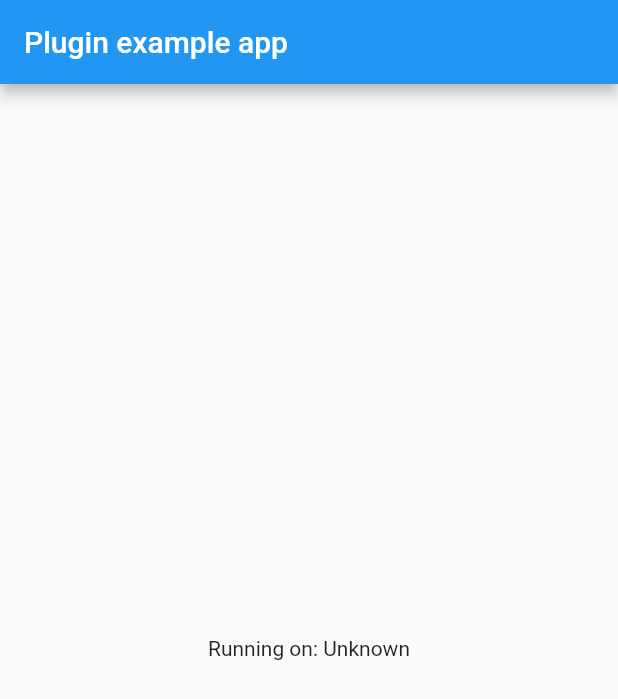
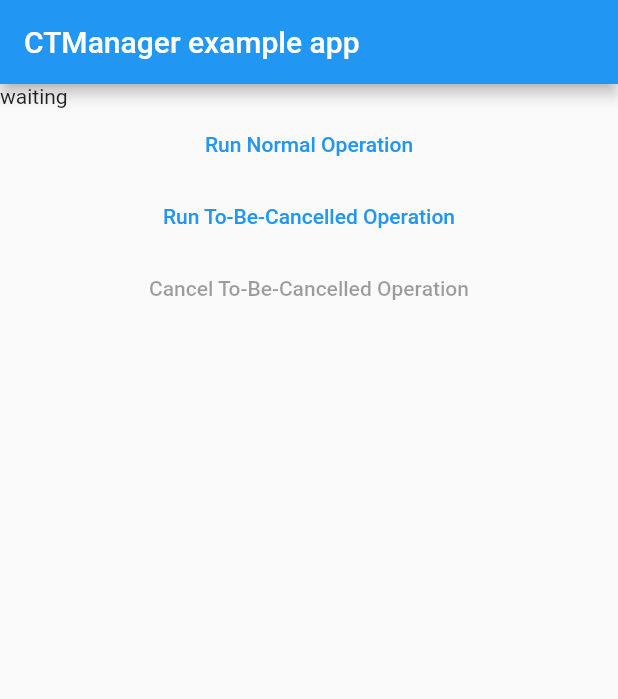
Before and after one commit to iandis/ctmanager, a Flutter app: the screen it shows after launch, on a phone screen of 412 x 824 dp. Shown: the top 699 px of the screen. Run offline on Flutter 3.47's test engine with Material 2 defaults, Android fonts, the phone set to English and light mode, and no system bars.

Commit message:
added example widget

```diff
--- a/example/lib/main.dart
+++ b/example/lib/main.dart
@@ -1,7 +1,5 @@
 import 'package:flutter/material.dart';
-import 'dart:async';
 
-import 'package:flutter/services.dart';
 import 'package:ctmanager/ctmanager.dart';
 
 void main() {
@@ -14,34 +12,57 @@ class MyApp extends StatefulWidget {
 }
 
 class _MyAppState extends State<MyApp> {
-  String _platformVersion = 'Unknown';
+  bool _isBusy = false;
+  bool _isToBeCancelledOperation = false;
+  String _operationState = 'waiting';
 
-  @override
-  void initState() {
-    super.initState();
-    initPlatformState();
+  void _normalOperation() {
+    if (_isBusy) return;
+    setState(() {
+      _operationState = 'normal operation executed';
+      _isBusy = true;
+    });
+    CTManager.I.run(
+      token: 'normal',
+      operation: Future.delayed(
+        const Duration(seconds: 3),
+        () => setState(() {
+          _operationState = 'normal operation finished';
+          _isBusy = false;
+        }),
+      ),
+    );
   }
 
-  // Platform messages are asynchronous, so we initialize in an async method.
-  Future<void> initPlatformState() async {
-    String platformVersion;
-    // Platform messages may fail, so we use a try/catch PlatformException.
-    // We also handle the message potentially returning null.
-    try {
-      platformVersion =
-          await Ctmanager.platformVersion ?? 'Unknown platform version';
-    } on PlatformException {
-      platformVersion = 'Failed to get platform version.';
-    }
+  void _toBeCancelledOperation() {
+    if (_isBusy) return;
+    setState(() {
+      _operationState = 'toBeCancelled operation executed';
+      _isBusy = true;
+      _isToBeCancelledOperation = true;
+    });
+    CTManager.I.run(
+      token: 'toBeCancelled',
+      operation: Future.delayed(
+        const Duration(seconds: 5),
+        () => setState(() {
+          _operationState = 'toBeCancelled operation finished';
+          _isBusy = false;
+          _isToBeCancelledOperation = false;
+        }),
+      ),
+      onCancel: () {
+        setState(() {
+          _operationState = 'toBeCancelled operation cancelled';
+          _isBusy = false;
+          _isToBeCancelledOperation = false;
+        });
+      },
+    );
+  }
 
-    // If the widget was removed from the tree while the asynchronous platform
-    // message was in flight, we want to discard the reply rather than calling
-    // setState to update our non-existent appearance.
-    if (!mounted) return;
-
-    setState(() {
-      _platformVersion = platformVersion;
-    });
+  void _cancelToBeCancelledOperation() {
+    CTManager.I.cancel('toBeCancelled');
   }
 
   @override
@@ -49,10 +70,27 @@ class _MyAppState extends State<MyApp> {
     return MaterialApp(
       home: Scaffold(
         appBar: AppBar(
-          title: const Text('Plugin example app'),
+          title: const Text('CTManager example app'),
         ),
-        body: Center(
-          child: Text('Running on: $_platformVersion\n'),
+        body: SingleChildScrollView(
+          child: Column(
+            crossAxisAlignment: CrossAxisAlignment.stretch,
+            children: [
+              Text(_operationState),
+              TextButton(
+                onPressed: _isBusy ? null : _normalOperation,
+                child: const Text('Run Normal Operation'),
+              ),
+              TextButton(
+                onPressed: _isBusy ? null : _toBeCancelledOperation,
+                child: const Text('Run To-Be-Cancelled Operation'),
+              ),
+              TextButton(
+                onPressed: _isBusy && _isToBeCancelledOperation ? _cancelToBeCancelledOperation : null,
+                child: const Text('Cancel To-Be-Cancelled Operation'),
+              ),
+            ],
+          ),
         ),
       ),
     );
```
